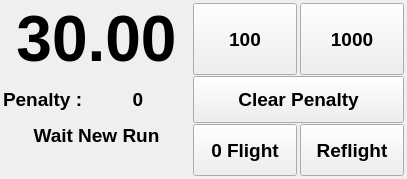
Qt form F3FChrono/gui/WChrono.ui (jomarin38/F3FChrono) before a commit.
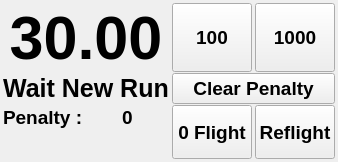
The same form after that commit.

Commit message: gui - remove time laps gui - chrono time without decimal during couting up/down gui - chrono adding lap number after status gui - button label increase size and bold gui - refly reset ui, remove next pilot function chrono/gui - refly flag validated process gui - first page delete contest label in for vertical space.

The edit to the form file:
```diff
--- a/F3FChrono/gui/WChrono.ui
+++ b/F3FChrono/gui/WChrono.ui
@@ -6,8 +6,8 @@
    <rect>
     <x>0</x>
     <y>0</y>
-    <width>407</width>
-    <height>179</height>
+    <width>334</width>
+    <height>162</height>
    </rect>
   </property>
   <property name="sizePolicy">
@@ -41,62 +41,7 @@
    <property name="verticalSpacing">
     <number>1</number>
    </property>
-   <item row="2" column="0" colspan="2">
-    <widget class="QLabel" name="Status">
-     <property name="sizePolicy">
-      <sizepolicy hsizetype="Preferred" vsizetype="Preferred">
-       <horstretch>0</horstretch>
-       <verstretch>0</verstretch>
-      </sizepolicy>
-     </property>
-     <property name="font">
-      <font>
-       <pointsize>14</pointsize>
-       <weight>75</weight>
-       <bold>true</bold>
-      </font>
-     </property>
-     <property name="text">
-      <string>Wait New Run</string>
-     </property>
-     <property name="scaledContents">
-      <bool>false</bool>
-     </property>
-     <property name="alignment">
-      <set>Qt::AlignCenter</set>
-     </property>
-     <property name="wordWrap">
-      <bool>false</bool>
-     </property>
-    </widget>
-   </item>
-   <item row="1" column="2" colspan="2">
-    <widget class="QPushButton" name="btn_clear_penalty">
-     <property name="sizePolicy">
-      <sizepolicy hsizetype="Preferred" vsizetype="Expanding">
-       <horstretch>0</horstretch>
-       <verstretch>0</verstretch>
-      </sizepolicy>
-     </property>
-     <property name="maximumSize">
-      <size>
-       <width>16777215</width>
-       <height>16777215</height>
-      </size>
-     </property>
-     <property name="font">
-      <font>
-       <pointsize>14</pointsize>
-       <weight>75</weight>
-       <bold>true</bold>
-      </font>
-     </property>
-     <property name="text">
-      <string>Clear Penalty</string>
-     </property>
-    </widget>
-   </item>
-   <item row="1" column="1">
+   <item row="2" column="1">
     <widget class="QLabel" name="penalty_value">
      <property name="sizePolicy">
       <sizepolicy hsizetype="Expanding" vsizetype="Expanding">
@@ -131,8 +76,20 @@
      </property>
     </widget>
    </item>
-   <item row="1" column="0">
-    <widget class="QLabel" name="label">
+   <item row="1" column="2" colspan="2">
+    <widget class="QPushButton" name="btn_clear_penalty">
+     <property name="sizePolicy">
+      <sizepolicy hsizetype="Preferred" vsizetype="Expanding">
+       <horstretch>0</horstretch>
+       <verstretch>0</verstretch>
+      </sizepolicy>
+     </property>
+     <property name="maximumSize">
+      <size>
+       <width>16777215</width>
+       <height>16777215</height>
+      </size>
+     </property>
      <property name="font">
       <font>
        <pointsize>14</pointsize>
@@ -141,7 +98,7 @@
       </font>
      </property>
      <property name="text">
-      <string>Penalty :</string>
+      <string>Clear Penalty</string>
      </property>
     </widget>
    </item>
@@ -155,7 +112,7 @@
      </property>
      <property name="font">
       <font>
-       <pointsize>48</pointsize>
+       <pointsize>46</pointsize>
        <weight>75</weight>
        <bold>true</bold>
       </font>
@@ -168,26 +125,6 @@
      </property>
     </widget>
    </item>
-   <item row="0" column="2">
-    <widget class="QPushButton" name="btn_penalty_100">
-     <property name="sizePolicy">
-      <sizepolicy hsizetype="Minimum" vsizetype="Expanding">
-       <horstretch>0</horstretch>
-       <verstretch>0</verstretch>
-      </sizepolicy>
-     </property>
-     <property name="font">
-      <font>
-       <pointsize>14</pointsize>
-       <weight>75</weight>
-       <bold>true</bold>
-      </font>
-     </property>
-     <property name="text">
-      <string>100</string>
-     </property>
-    </widget>
-   </item>
    <item row="0" column="3">
     <widget class="QPushButton" name="btn_penalty_1000">
      <property name="sizePolicy">
@@ -208,7 +145,47 @@
      </property>
     </widget>
    </item>
-   <item row="3" column="0" colspan="2">
+   <item row="0" column="2">
+    <widget class="QPushButton" name="btn_penalty_100">
+     <property name="sizePolicy">
+      <sizepolicy hsizetype="Minimum" vsizetype="Expanding">
+       <horstretch>0</horstretch>
+       <verstretch>0</verstretch>
+      </sizepolicy>
+     </property>
+     <property name="font">
+      <font>
+       <pointsize>14</pointsize>
+       <weight>75</weight>
+       <bold>true</bold>
+      </font>
+     </property>
+     <property name="text">
+      <string>100</string>
+     </property>
+    </widget>
+   </item>
+   <item row="2" column="2" rowspan="3">
+    <widget class="QPushButton" name="nullFlight">
+     <property name="sizePolicy">
+      <sizepolicy hsizetype="Expanding" vsizetype="Expanding">
+       <horstretch>0</horstretch>
+       <verstretch>0</verstretch>
+      </sizepolicy>
+     </property>
+     <property name="font">
+      <font>
+       <pointsize>14</pointsize>
+       <weight>75</weight>
+       <bold>true</bold>
+      </font>
+     </property>
+     <property name="text">
+      <string>0 Flight</string>
+     </property>
+    </widget>
+   </item>
+   <item row="4" column="0" colspan="2">
     <widget class="QLabel" name="nullFlightLabel">
      <property name="sizePolicy">
       <sizepolicy hsizetype="Preferred" vsizetype="Preferred">
@@ -231,27 +208,7 @@
      </property>
     </widget>
    </item>
-   <item row="2" column="2" rowspan="2">
-    <widget class="QPushButton" name="nullFlight">
-     <property name="sizePolicy">
-      <sizepolicy hsizetype="Expanding" vsizetype="Expanding">
-       <horstretch>0</horstretch>
-       <verstretch>0</verstretch>
-      </sizepolicy>
-     </property>
-     <property name="font">
-      <font>
-       <pointsize>14</pointsize>
-       <weight>75</weight>
-       <bold>true</bold>
-      </font>
-     </property>
-     <property name="text">
-      <string>0 Flight</string>
-     </property>
-    </widget>
-   </item>
-   <item row="2" column="3" rowspan="2">
+   <item row="2" column="3" rowspan="3">
     <widget class="QPushButton" name="Btn_reflight">
      <property name="sizePolicy">
       <sizepolicy hsizetype="Minimum" vsizetype="Expanding">
@@ -283,6 +240,49 @@
      </property>
     </widget>
    </item>
+   <item row="2" column="0">
+    <widget class="QLabel" name="label">
+     <property name="font">
+      <font>
+       <pointsize>14</pointsize>
+       <weight>75</weight>
+       <bold>true</bold>
+      </font>
+     </property>
+     <property name="text">
+      <string>Penalty :</string>
+     </property>
+    </widget>
+   </item>
+   <item row="1" column="0" colspan="2">
+    <widget class="QLabel" name="Status">
+     <property name="sizePolicy">
+      <sizepolicy hsizetype="Preferred" vsizetype="Preferred">
+       <horstretch>0</horstretch>
+       <verstretch>0</verstretch>
+      </sizepolicy>
+     </property>
+     <property name="font">
+      <font>
+       <pointsize>19</pointsize>
+       <weight>75</weight>
+       <bold>true</bold>
+      </font>
+     </property>
+     <property name="text">
+      <string>Wait New Run</string>
+     </property>
+     <property name="scaledContents">
+      <bool>false</bool>
+     </property>
+     <property name="alignment">
+      <set>Qt::AlignCenter</set>
+     </property>
+     <property name="wordWrap">
+      <bool>false</bool>
+     </property>
+    </widget>
+   </item>
   </layout>
  </widget>
  <resources/>
```
The commit also changes 3 other files.
